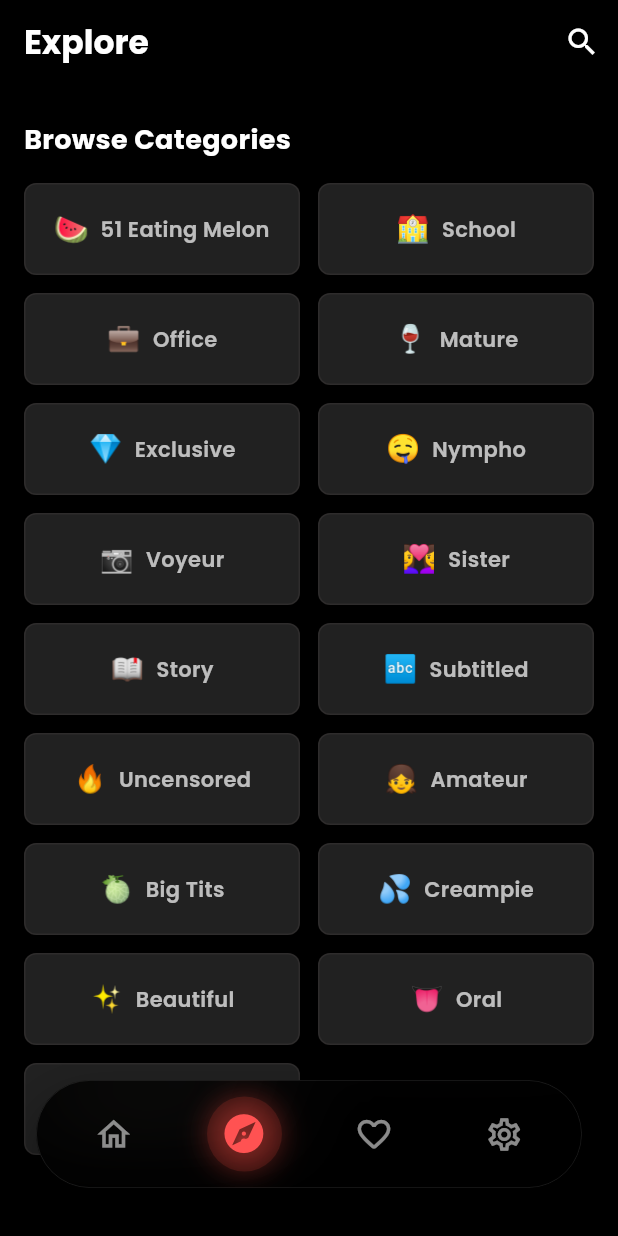
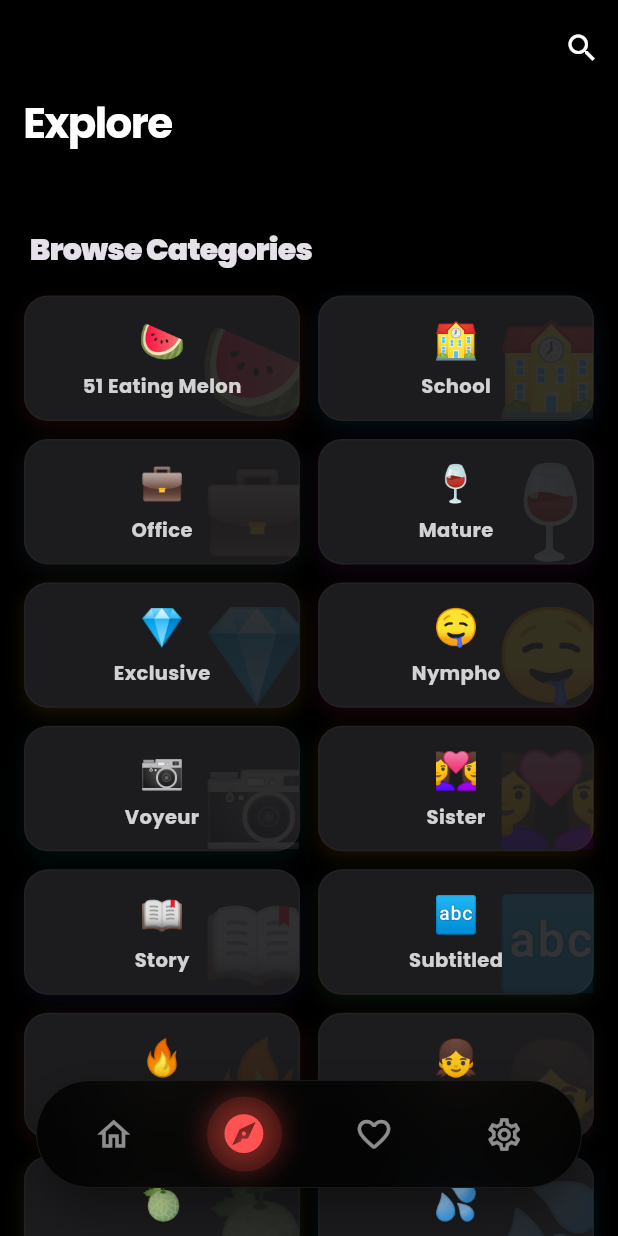
Before and after one commit to panyou1996/miss_net, a Flutter app: the screen it shows after launch, item 2 of the bottom bar chosen, on a phone screen of 412 x 824 dp. Run offline on Flutter 3.47's test engine with Material 3 defaults, Android fonts, the phone set to English and light mode, and no system bars; our stand-ins replace cached_network_image, chewie, dartz, device_info_plus, equatable, flutter_bloc and 13 more; missing offline and left inert: ffmpeg_kit_flutter_new, flutter_downloader, flutter_inappwebview, screen_brightness; accounts and stored records are empty; network calls fail.

Commit message:
style: unify Explore/Favorites visual style and add brand new App Icon

```diff
--- a/miss_net/lib/presentation/pages/explore/explore_page.dart
+++ b/miss_net/lib/presentation/pages/explore/explore_page.dart
@@ -17,24 +17,24 @@ class _ExplorePageState extends State<ExplorePage> {
   List<String> _popularActors = [];
   List<String> _popularTags = [];
 
-  final List<Map<String, String>> categories = const [
-    {'title': '51 Eating Melon', 'category': '51cg', 'icon': '🍉'},
-    {'title': 'School', 'category': 'School', 'icon': '🏫'},
-    {'title': 'Office', 'category': 'Office', 'icon': '💼'},
-    {'title': 'Mature', 'category': 'Mature', 'icon': '🍷'},
-    {'title': 'Exclusive', 'category': 'Exclusive', 'icon': '💎'},
-    {'title': 'Nympho', 'category': 'Nympho', 'icon': '🤤'},
-    {'title': 'Voyeur', 'category': 'Voyeur', 'icon': '📷'},
-    {'title': 'Sister', 'category': 'Sister', 'icon': '👩‍❤️‍👩'},
-    {'title': 'Story', 'category': 'Story', 'icon': '📖'},
-    {'title': 'Subtitled', 'category': 'Subtitled', 'icon': '🔤'},
-    {'title': 'Uncensored', 'category': 'uncensored', 'icon': '🔥'},
-    {'title': 'Amateur', 'category': 'Amateur', 'icon': '👧'},
-    {'title': 'Big Tits', 'category': 'BigTits', 'icon': '🍈'},
-    {'title': 'Creampie', 'category': 'Creampie', 'icon': '💦'},
-    {'title': 'Beautiful', 'category': 'Beautiful', 'icon': '✨'},
-    {'title': 'Oral', 'category': 'Oral', 'icon': '👅'},
-    {'title': 'Group', 'category': 'Group', 'icon': '👨‍👩‍👧‍👦'},
+  final List<Map<String, dynamic>> categories = const [
+    {'title': '51 Eating Melon', 'category': '51cg', 'icon': '🍉', 'color': Colors.red},
+    {'title': 'School', 'category': 'School', 'icon': '🏫', 'color': Colors.blue},
+    {'title': 'Office', 'category': 'Office', 'icon': '💼', 'color': Colors.blueGrey},
+    {'title': 'Mature', 'category': 'Mature', 'icon': '🍷', 'color': Colors.purple},
+    {'title': 'Exclusive', 'category': 'Exclusive', 'icon': '💎', 'color': Colors.amber},
+    {'title': 'Nympho', 'category': 'Nympho', 'icon': '🤤', 'color': Colors.pink},
+    {'title': 'Voyeur', 'category': 'Voyeur', 'icon': '📷', 'color': Colors.teal},
+    {'title': 'Sister', 'category': 'Sister', 'icon': '👩‍❤️‍👩', 'color': Colors.orange},
+    {'title': 'Story', 'category': 'Story', 'icon': '📖', 'color': Colors.indigo},
+    {'title': 'Subtitled', 'category': 'Subtitled', 'icon': '🔤', 'color': Colors.green},
+    {'title': 'Uncensored', 'category': 'uncensored', 'icon': '🔥', 'color': Colors.deepOrange},
+    {'title': 'Amateur', 'category': 'Amateur', 'icon': '👧', 'color': Colors.brown},
+    {'title': 'Big Tits', 'category': 'BigTits', 'icon': '🍈', 'color': Colors.lime},
+    {'title': 'Creampie', 'category': 'Creampie', 'icon': '💦', 'color': Colors.lightBlue},
+    {'title': 'Beautiful', 'category': 'Beautiful', 'icon': '✨', 'color': Colors.deepPurple},
+    {'title': 'Oral', 'category': 'Oral', 'icon': '👅', 'color': Colors.pinkAccent},
+    {'title': 'Group', 'category': 'Group', 'icon': '👨‍👩‍👧‍👦', 'color': Colors.cyan},
   ];
 
   @override
@@ -58,10 +58,16 @@ class _ExplorePageState extends State<ExplorePage> {
   @override
   Widget build(BuildContext context) {
     final theme = Theme.of(context);
+    final isDark = theme.brightness == Brightness.dark;
+
     return Scaffold(
-      appBar: AppBar(
-        title: Text("Explore", style: TextStyle(color: theme.colorScheme.onSurface, fontWeight: FontWeight.bold)),
-        backgroundColor: theme.appBarTheme.backgroundColor,
+      backgroundColor: isDark ? Colors.black : Colors.grey[50],
+      body: CustomScrollView(
+        slivers: [
+          SliverAppBar.large(
+            expandedHeight: 120,
+            backgroundColor: Colors.transparent,
+            title: Text("Explore", style: TextStyle(color: theme.colorScheme.onSurface, fontWeight: FontWeight.bold, letterSpacing: -1)),
             actions: [
               IconButton(
                 icon: Icon(Icons.search, color: theme.iconTheme.color),
@@ -72,18 +78,14 @@ class _ExplorePageState extends State<ExplorePage> {
               ),
             ],
           ),
-      body: SingleChildScrollView(
-        padding: const EdgeInsets.only(bottom: 100), // Space for floating nav
+          SliverToBoxAdapter(
             child: Column(
               crossAxisAlignment: CrossAxisAlignment.start,
               children: [
                 if (_popularActors.isNotEmpty) ...[
-              Padding(
-                padding: const EdgeInsets.all(16.0),
-                child: Text("Popular Actresses", style: TextStyle(color: theme.colorScheme.onSurface, fontSize: 18, fontWeight: FontWeight.bold)),
-              ),
+                  _buildSectionHeader("Popular Actresses"),
                   SizedBox(
-                height: 100,
+                    height: 120,
                     child: ListView.builder(
                       scrollDirection: Axis.horizontal,
                       padding: const EdgeInsets.symmetric(horizontal: 16),
@@ -94,10 +96,7 @@ class _ExplorePageState extends State<ExplorePage> {
                 ],
 
                 if (_popularTags.isNotEmpty) ...[
-              Padding(
-                padding: const EdgeInsets.fromLTRB(16, 24, 16, 16),
-                child: Text("Trending Tags", style: TextStyle(color: theme.colorScheme.onSurface, fontSize: 18, fontWeight: FontWeight.bold)),
-              ),
+                  _buildSectionHeader("Trending Tags"),
                   Padding(
                     padding: const EdgeInsets.symmetric(horizontal: 16),
                     child: Wrap(
@@ -108,44 +107,79 @@ class _ExplorePageState extends State<ExplorePage> {
                   ),
                 ],
 
-            Padding(
-              padding: const EdgeInsets.fromLTRB(16, 24, 16, 16),
-              child: Text("Browse Categories", style: TextStyle(color: theme.colorScheme.onSurface, fontSize: 18, fontWeight: FontWeight.bold)),
-            ),
+                _buildSectionHeader("Browse Categories"),
                 GridView.builder(
                   shrinkWrap: true,
                   physics: const NeverScrollableScrollPhysics(),
-              padding: const EdgeInsets.symmetric(horizontal: 16),
+                  padding: const EdgeInsets.fromLTRB(16, 0, 16, 120),
                   gridDelegate: const SliverGridDelegateWithFixedCrossAxisCount(
                     crossAxisCount: 2,
                     crossAxisSpacing: 12,
                     mainAxisSpacing: 12,
-                childAspectRatio: 3.0,
+                    childAspectRatio: 2.2,
                   ),
                   itemCount: categories.length,
-              itemBuilder: (context, index) {
-                final item = categories[index];
+                  itemBuilder: (context, index) => _buildCategoryCard(context, categories[index]),
+                ),
+              ],
+            ),
+          ),
+        ],
+      ),
+    );
+  }
+
+  Widget _buildSectionHeader(String title) {
+    return Padding(
+      padding: const EdgeInsets.fromLTRB(20, 32, 16, 16),
+      child: Text(
+        title,
+        style: const TextStyle(fontSize: 20, fontWeight: FontWeight.w900, letterSpacing: -0.5)
+      ),
+    );
+  }
+
+  Widget _buildCategoryCard(BuildContext context, Map<String, dynamic> item) {
+    final theme = Theme.of(context);
+    final isDark = theme.brightness == Brightness.dark;
+    final Color color = item['color'];
+
     return InkWell(
       onTap: () {
         Navigator.push(context, MaterialPageRoute(builder: (_) => CategoryDetailPage(title: item['title']!, category: item['category']!)));
       },
+      borderRadius: BorderRadius.circular(16),
       child: Container(
         decoration: BoxDecoration(
-                      color: theme.cardColor,
-                      borderRadius: BorderRadius.circular(8),
-                      border: Border.all(color: theme.dividerColor.withValues(alpha: 0.1)),
+          color: isDark ? const Color(0xFF1C1C1E) : Colors.white,
+          borderRadius: BorderRadius.circular(16),
+          border: Border.all(color: theme.dividerColor.withValues(alpha: 0.05)),
+          boxShadow: [
+            BoxShadow(color: color.withValues(alpha: 0.1), blurRadius: 10, offset: const Offset(0, 4)),
+          ],
         ),
-                    child: Row(
+        child: Stack(
+          children: [
+            Positioned(
+              right: -10,
+              bottom: -10,
+              child: Opacity(
+                opacity: 0.1,
+                child: Text(item['icon'], style: const TextStyle(fontSize: 60)),
+              ),
+            ),
+            Center(
+              child: Column(
                 mainAxisAlignment: MainAxisAlignment.center,
                 children: [
-                        Text(item['icon']!, style: const TextStyle(fontSize: 18)),
-                        const SizedBox(width: 8),
-                        Text(item['title']!, style: TextStyle(color: theme.colorScheme.onSurface.withValues(alpha: 0.7), fontWeight: FontWeight.w600)),
+                  Text(item['icon'], style: const TextStyle(fontSize: 24)),
+                  const SizedBox(height: 4),
+                  Text(
+                    item['title'],
+                    style: TextStyle(fontSize: 13, fontWeight: FontWeight.bold, color: theme.colorScheme.onSurface.withValues(alpha: 0.8))
+                  ),
                 ],
               ),
-                  ),
-                );
-              },
             ),
           ],
         ),
@@ -155,21 +189,31 @@ class _ExplorePageState extends State<ExplorePage> {
 
   Widget _buildActorAvatar(BuildContext context, String name) {
     final theme = Theme.of(context);
+    final isDark = theme.brightness == Brightness.dark;
+
     return Padding(
-      padding: const EdgeInsets.only(right: 16),
+      padding: const EdgeInsets.only(right: 20),
       child: InkWell(
         onTap: () => Navigator.push(context, MaterialPageRoute(builder: (_) => CategoryDetailPage(title: name, actor: name))),
+        borderRadius: BorderRadius.circular(40),
         child: Column(
           children: [
-            CircleAvatar(
-              radius: 32,
-              backgroundColor: theme.cardColor,
-              child: Text(name[0], style: TextStyle(color: theme.colorScheme.primary, fontSize: 24, fontWeight: FontWeight.bold)),
+            Container(
+              padding: const EdgeInsets.all(2),
+              decoration: BoxDecoration(
+                shape: BoxShape.circle,
+                border: Border.all(color: Colors.red.withValues(alpha: 0.5), width: 1.5),
+              ),
+              child: CircleAvatar(
+                radius: 34,
+                backgroundColor: isDark ? const Color(0xFF1C1C1E) : Colors.grey[200],
+                child: Text(name[0], style: const TextStyle(color: Colors.redAccent, fontSize: 24, fontWeight: FontWeight.w900)),
+              ),
             ),
             const SizedBox(height: 8),
             SizedBox(
-              width: 70,
-              child: Text(name, textAlign: TextAlign.center, maxLines: 1, overflow: TextOverflow.ellipsis, style: TextStyle(color: theme.colorScheme.onSurface.withValues(alpha: 0.7), fontSize: 11)),
+              width: 80,
+              child: Text(name, textAlign: TextAlign.center, maxLines: 1, overflow: TextOverflow.ellipsis, style: const TextStyle(fontSize: 11, fontWeight: FontWeight.w600)),
             ),
           ],
         ),
@@ -179,12 +223,23 @@ class _ExplorePageState extends State<ExplorePage> {
 
   Widget _buildTagChip(BuildContext context, String tag) {
     final theme = Theme.of(context);
-    return ActionChip(
-      label: Text(tag),
-      backgroundColor: theme.cardColor,
-      labelStyle: TextStyle(color: theme.colorScheme.onSurface.withValues(alpha: 0.7), fontSize: 12),
-      shape: RoundedRectangleBorder(borderRadius: BorderRadius.circular(20), side: BorderSide(color: theme.dividerColor.withValues(alpha: 0.1))),
-      onPressed: () => Navigator.push(context, MaterialPageRoute(builder: (_) => CategoryDetailPage(title: tag, category: tag))),
+    final isDark = theme.brightness == Brightness.dark;
+
+    return InkWell(
+      onTap: () => Navigator.push(context, MaterialPageRoute(builder: (_) => CategoryDetailPage(title: tag, category: tag))),
+      borderRadius: BorderRadius.circular(20),
+      child: Container(
+        padding: const EdgeInsets.symmetric(horizontal: 16, vertical: 8),
+        decoration: BoxDecoration(
+          color: isDark ? const Color(0xFF1C1C1E) : Colors.white,
+          borderRadius: BorderRadius.circular(20),
+          border: Border.all(color: theme.dividerColor.withValues(alpha: 0.1)),
+        ),
+        child: Text(
+          "#$tag",
+          style: TextStyle(color: theme.colorScheme.onSurface.withValues(alpha: 0.7), fontSize: 12, fontWeight: FontWeight.bold)
+        ),
+      ),
     );
   }
 }
```
Also changed, not shown: miss_net/lib/presentation/pages/favorites/favorites_page.dart (+36 -21 lines), miss_net/pubspec.yaml (+9 -0 lines), miss_net/assets/icon/app_icon.png (added), miss_net/pubspec.lock, 28 other files. Lines whose indentation alone changed are shown as unchanged.
